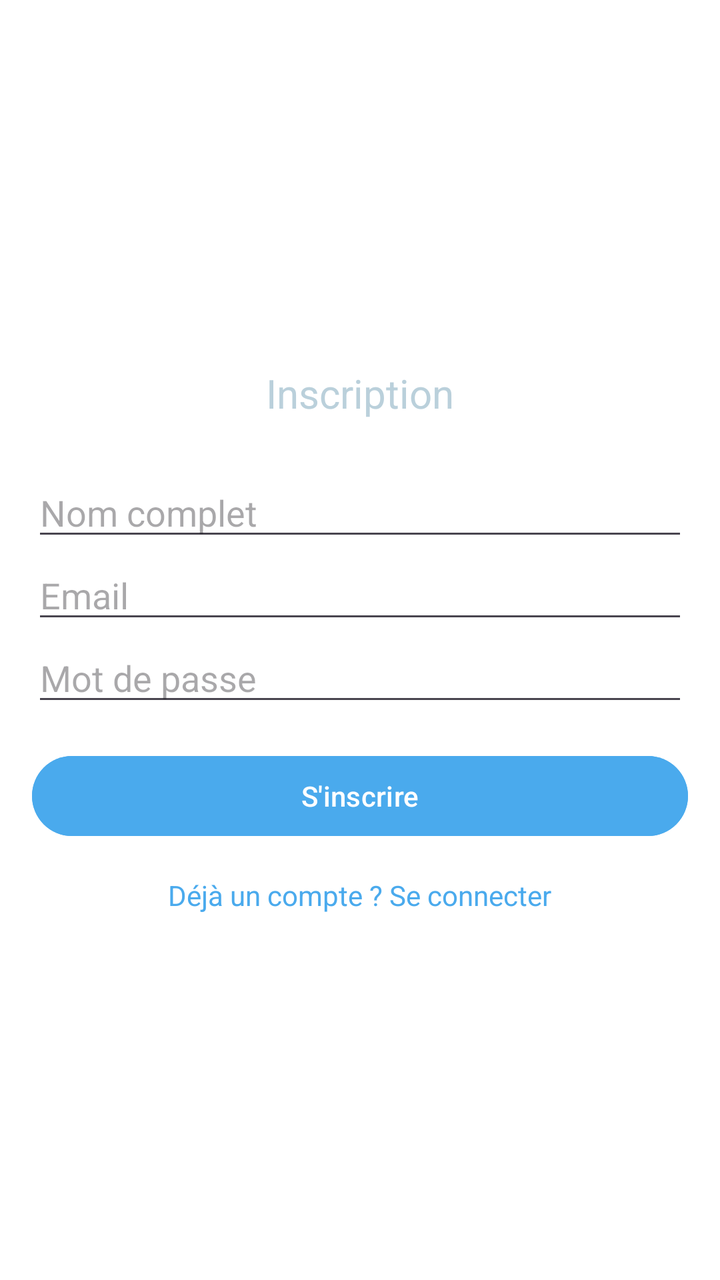
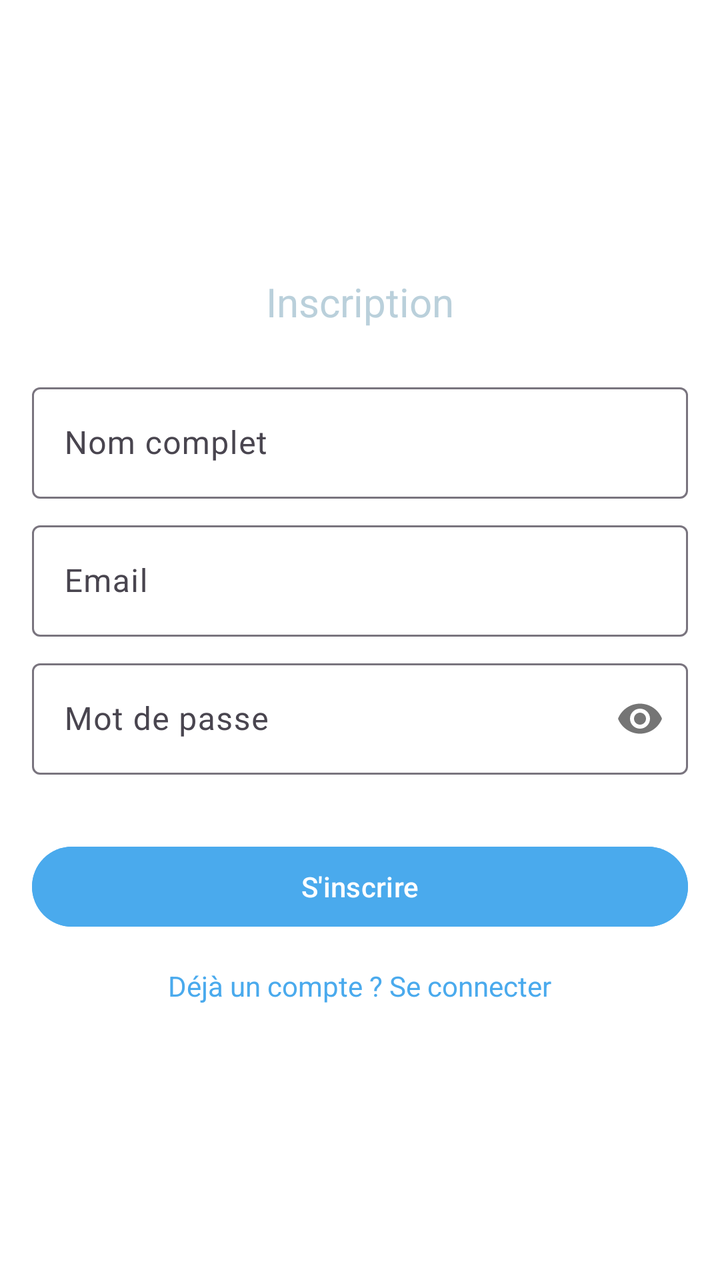

Two renders of the same Android screen: before a commit and after it. Below are the layout's source before the change and the commit's diff.
<!-- AndroidManifest.xml: application theme Theme.Labolbcandroid -->
<!-- res/layout/fragment_register.xml -->
<?xml version="1.0" encoding="utf-8"?>
<LinearLayout xmlns:android="http://schemas.android.com/apk/res/android"
    android:layout_width="match_parent"
    android:layout_height="match_parent"
    android:background="@color/white"
    android:gravity="center"
    android:orientation="vertical"
    android:padding="16dp">

    <TextView
        android:layout_width="wrap_content"
        android:layout_height="wrap_content"
        android:text="Inscription"
        android:textColor="@color/blue_dark"
        android:textSize="20sp"
        android:layout_marginBottom="24dp" />

    <EditText
        android:id="@+id/et_reg_name"
        android:layout_width="match_parent"
        android:layout_height="wrap_content"
        android:hint="Nom complet"
        android:inputType="textPersonName" />

    <EditText
        android:id="@+id/et_reg_email"
        android:layout_width="match_parent"
        android:layout_height="wrap_content"
        android:hint="Email"
        android:inputType="textEmailAddress" />

    <EditText
        android:id="@+id/et_reg_password"
        android:layout_width="match_parent"
        android:layout_height="wrap_content"
        android:hint="Mot de passe"
        android:inputType="textPassword" />

    <Button
        android:id="@+id/btn_register"
        android:layout_width="match_parent"
        android:layout_height="wrap_content"
        android:layout_marginTop="16dp"
        android:text="S'inscrire"
        android:backgroundTint="@color/blue_primary" />

    <TextView
        android:id="@+id/tv_login_link"
        android:layout_width="wrap_content"
        android:layout_height="wrap_content"
        android:layout_marginTop="16dp"
        android:text="Déjà un compte ? Se connecter"
        android:textColor="@color/blue_primary" />
</LinearLayout>
<!-- resources referenced by this layout -->
<resources>
  <color name="blue_dark">#BAD0DB</color>
  <color name="blue_primary">#4AAAED</color>
  <color name="white">#FFFFFFFF</color>
  <style name="Theme.Labolbcandroid" parent="Base.Theme.Labolbcandroid" />
  <style name="Base.Theme.Labolbcandroid" parent="Theme.Material3.DayNight.NoActionBar">
          
          
      </style>
</resources>

<!-- the commit's change to res/layout/fragment_register.xml (unified diff, before → after) -->
@@ -1,5 +1,6 @@
 <?xml version="1.0" encoding="utf-8"?>
 <LinearLayout xmlns:android="http://schemas.android.com/apk/res/android"
+    xmlns:app="http://schemas.android.com/apk/res-auto"
     android:layout_width="match_parent"
     android:layout_height="match_parent"
     android:background="@color/white"
@@ -15,26 +16,45 @@
         android:textSize="20sp"
         android:layout_marginBottom="24dp" />
 
-    <EditText
-        android:id="@+id/et_reg_name"
+    <com.google.android.material.textfield.TextInputLayout
         android:layout_width="match_parent"
         android:layout_height="wrap_content"
-        android:hint="Nom complet"
-        android:inputType="textPersonName" />
+        android:layout_marginBottom="8dp">
 
-    <EditText
-        android:id="@+id/et_reg_email"
+        <com.google.android.material.textfield.TextInputEditText
+            android:id="@+id/et_reg_name"
+            android:layout_width="match_parent"
+            android:layout_height="wrap_content"
+            android:hint="Nom complet"
+            android:inputType="textPersonName" />
+    </com.google.android.material.textfield.TextInputLayout>
+
+    <com.google.android.material.textfield.TextInputLayout
         android:layout_width="match_parent"
         android:layout_height="wrap_content"
-        android:hint="Email"
-        android:inputType="textEmailAddress" />
+        android:layout_marginBottom="8dp">
 
-    <EditText
-        android:id="@+id/et_reg_password"
+        <com.google.android.material.textfield.TextInputEditText
+            android:id="@+id/et_reg_email"
+            android:layout_width="match_parent"
+            android:layout_height="wrap_content"
+            android:hint="Email"
+            android:inputType="textEmailAddress" />
+    </com.google.android.material.textfield.TextInputLayout>
+
+    <com.google.android.material.textfield.TextInputLayout
         android:layout_width="match_parent"
         android:layout_height="wrap_content"
-        android:hint="Mot de passe"
-        android:inputType="textPassword" />
+        android:layout_marginBottom="16dp"
+        app:passwordToggleEnabled="true">
+
+        <com.google.android.material.textfield.TextInputEditText
+            android:id="@+id/et_reg_password"
+            android:layout_width="match_parent"
+            android:layout_height="wrap_content"
+            android:hint="Mot de passe"
+            android:inputType="textPassword" />
+    </com.google.android.material.textfield.TextInputLayout>
 
     <Button
         android:id="@+id/btn_register"
